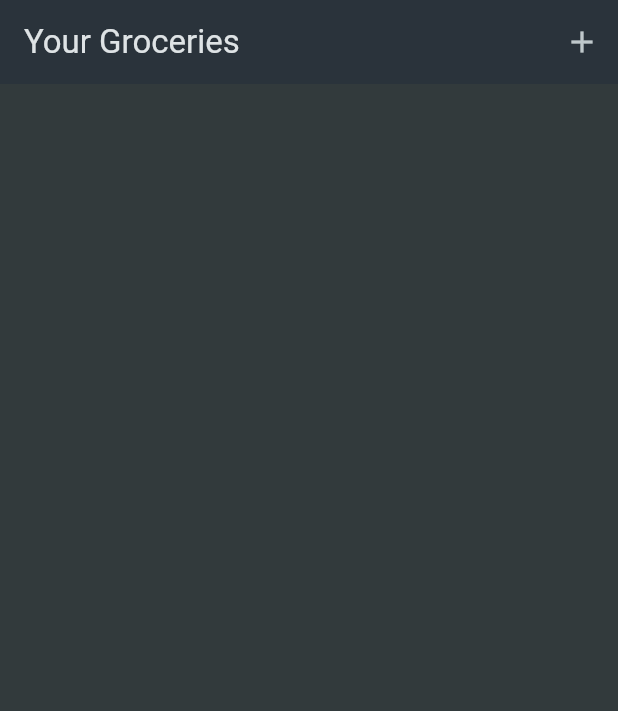
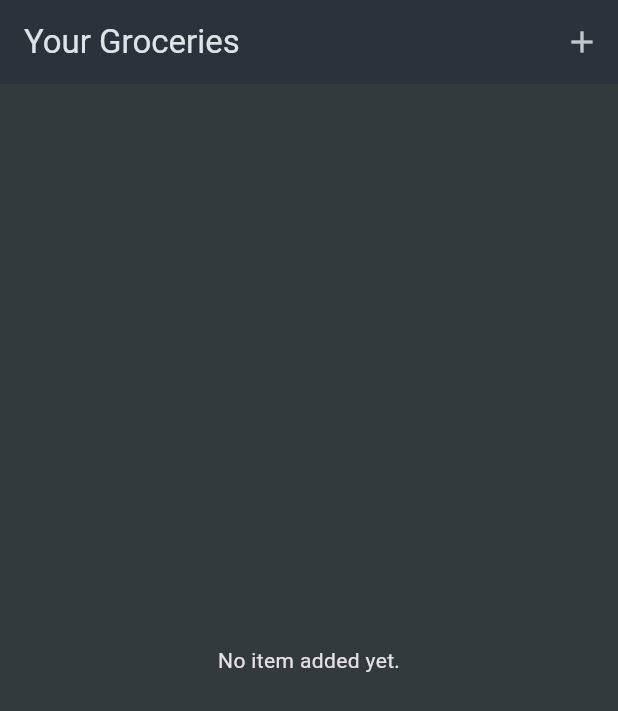
Before and after one commit to MinhNhatQA15101910/flutter_shopping_list, a Flutter app: the screen it shows after launch, on a phone screen of 412 x 824 dp. Shown: the top 711 px of the screen. Run offline on Flutter 3.47's test engine with Material 3 defaults, Android fonts, the phone set to English and light mode, and no system bars.

Commit message:
Add placeholder if no item is in the list and add dismissible widget.

```diff
--- a/lib/screens/grocery_list_screen.dart
+++ b/lib/screens/grocery_list_screen.dart
@@ -26,8 +26,37 @@ class _GroceryListScreenState extends State<GroceryListScreen> {
     }
   }
 
+  void _removeItem(GroceryItem item) {
+    setState(() {
+      _groceryItems.remove(item);
+    });
+  }
+
   @override
   Widget build(BuildContext context) {
+    Widget content = const Center(
+      child: Text('No item added yet.'),
+    );
+
+    if (_groceryItems.isNotEmpty) {
+      content = ListView.builder(
+        itemCount: _groceryItems.length,
+        itemBuilder: (ctx, index) => Dismissible(
+          key: ValueKey(_groceryItems[index].id),
+          child: ListTile(
+            title: Text(_groceryItems[index].name),
+            leading: Container(
+              width: 24,
+              height: 24,
+              color: _groceryItems[index].category.color,
+            ),
+            trailing: Text(_groceryItems[index].quantity.toString()),
+          ),
+          onDismissed: (direction) => _removeItem(_groceryItems[index]),
+        ),
+      );
+    }
+
     return Scaffold(
       appBar: AppBar(
         title: const Text('Your Groceries'),
@@ -38,18 +67,7 @@ class _GroceryListScreenState extends State<GroceryListScreen> {
           )
         ],
       ),
-      body: ListView.builder(
-        itemCount: _groceryItems.length,
-        itemBuilder: (ctx, index) => ListTile(
-          title: Text(_groceryItems[index].name),
-          leading: Container(
-            width: 24,
-            height: 24,
-            color: _groceryItems[index].category.color,
-          ),
-          trailing: Text(_groceryItems[index].quantity.toString()),
-        ),
-      ),
+      body: content,
     );
   }
 }
```
